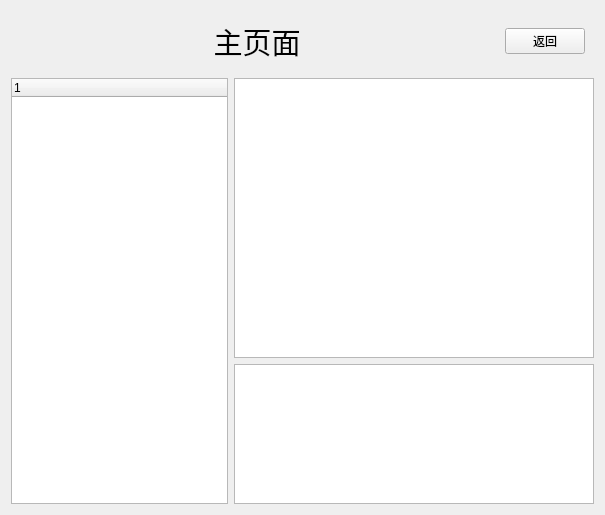
huwei12345/smallchat, file qtClient/mainpage.ui: the form before one commit.
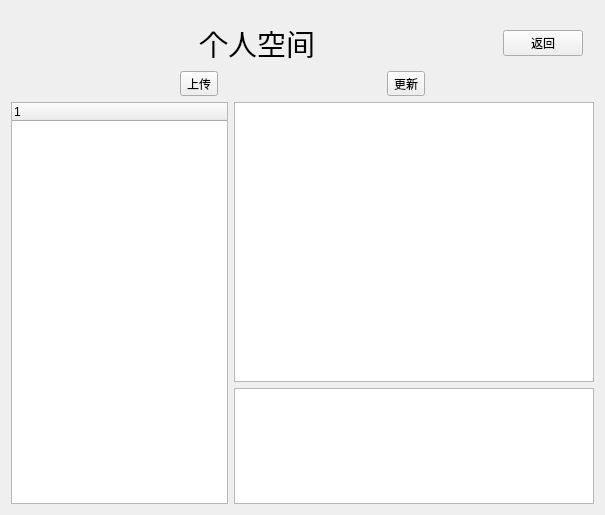
The form after the commit.

What changed in the file:
```diff
--- a/qtClient/mainpage.ui
+++ b/qtClient/mainpage.ui
@@ -17,6 +17,18 @@
    <item>
     <widget class="QWidget" name="widget_3" native="true">
      <layout class="QHBoxLayout" name="horizontalLayout_2">
+      <property name="leftMargin">
+       <number>11</number>
+      </property>
+      <property name="topMargin">
+       <number>11</number>
+      </property>
+      <property name="rightMargin">
+       <number>11</number>
+      </property>
+      <property name="bottomMargin">
+       <number>0</number>
+      </property>
       <item>
        <widget class="QLabel" name="label">
         <property name="font">
@@ -25,7 +37,7 @@
          </font>
         </property>
         <property name="text">
-         <string>主页面</string>
+         <string>个人空间</string>
         </property>
         <property name="alignment">
          <set>Qt::AlignCenter</set>
@@ -64,6 +76,41 @@
      </layout>
     </widget>
    </item>
+   <item>
+    <widget class="QWidget" name="widget_4" native="true">
+     <layout class="QHBoxLayout" name="horizontalLayout_3">
+      <property name="spacing">
+       <number>0</number>
+      </property>
+      <property name="leftMargin">
+       <number>0</number>
+      </property>
+      <property name="topMargin">
+       <number>0</number>
+      </property>
+      <property name="rightMargin">
+       <number>0</number>
+      </property>
+      <property name="bottomMargin">
+       <number>0</number>
+      </property>
+      <item>
+       <widget class="QToolButton" name="toolButton">
+        <property name="text">
+         <string>上传</string>
+        </property>
+       </widget>
+      </item>
+      <item>
+       <widget class="QToolButton" name="toolButton_2">
+        <property name="text">
+         <string>更新</string>
+        </property>
+       </widget>
+      </item>
+     </layout>
+    </widget>
+   </item>
    <item>
     <widget class="QWidget" name="widget_2" native="true">
      <layout class="QHBoxLayout" name="horizontalLayout">
@@ -99,11 +146,6 @@
           <height>16777215</height>
          </size>
         </property>
-        <column>
-         <property name="text">
-          <string notr="true">1</string>
-         </property>
-        </column>
        </widget>
       </item>
       <item>
```
